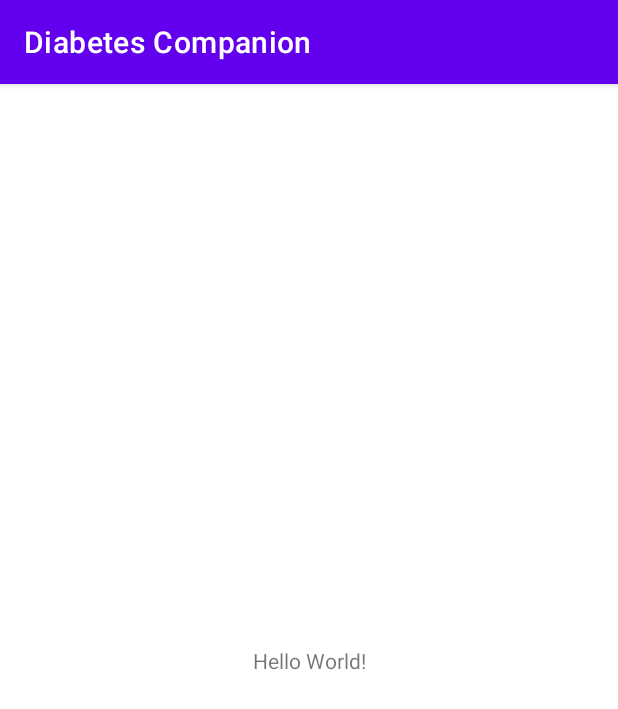
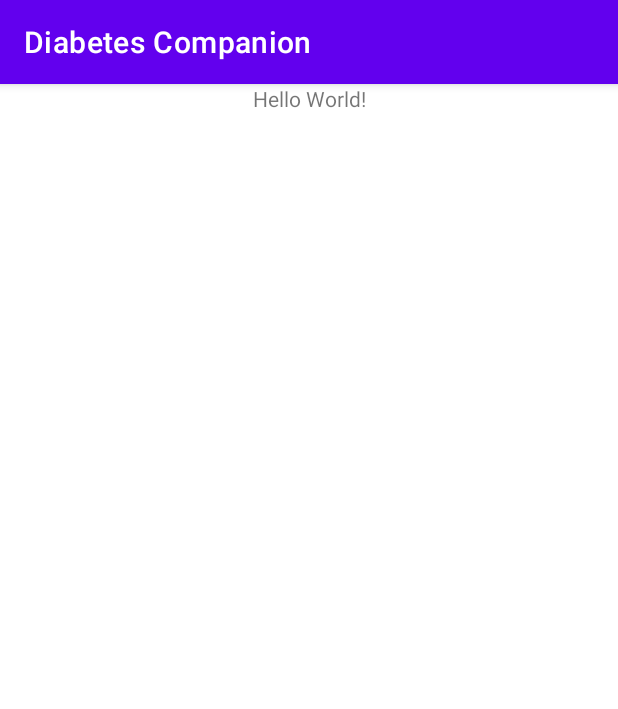
Before and after one commit to omar-zia2514/BGL, an Android app: the screen it shows after launch (MainActivity), on a phone screen of 412 x 824 dp. Shown: the top 709 px of the screen. Run offline under Robolectric (Android 15) with nearby library versions, the phone set to English and light mode, and no system bars.

Commit message:
commit through office ide

```diff
--- a/app/src/main/java/com/prototype/diabetescompanion/MainActivity.kt
+++ b/app/src/main/java/com/prototype/diabetescompanion/MainActivity.kt
@@ -12,5 +12,6 @@ class MainActivity : AppCompatActivity() {
     fun testKotlibFun(){
         //comment
         //office
+        //office through ide
     }
 }
--- a/app/src/main/res/layout/activity_main.xml
+++ b/app/src/main/res/layout/activity_main.xml
@@ -8,7 +8,7 @@
 
     <TextView
         android:layout_width="wrap_content"
-        android:layout_height="wrap_content"
+        android:layout_height="match_parent"
         android:text="Hello World!"
         app:layout_constraintBottom_toBottomOf="parent"
         app:layout_constraintLeft_toLeftOf="parent"
```
